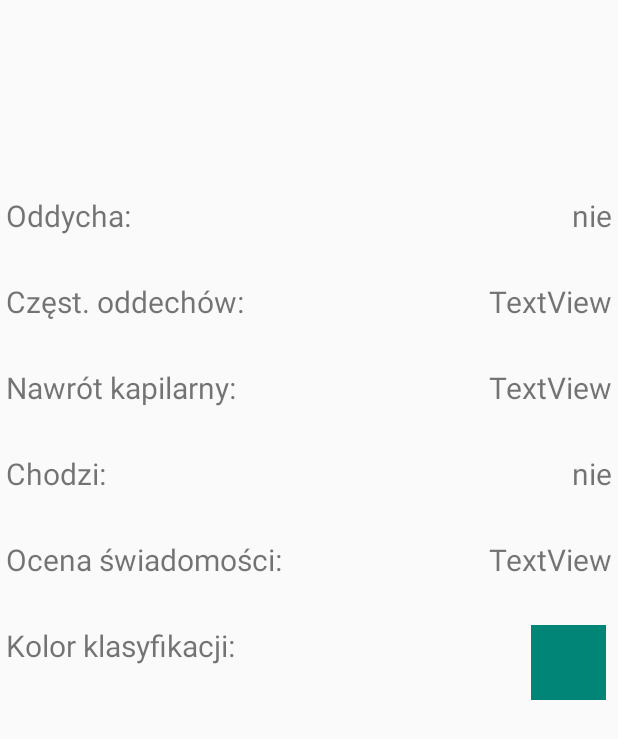
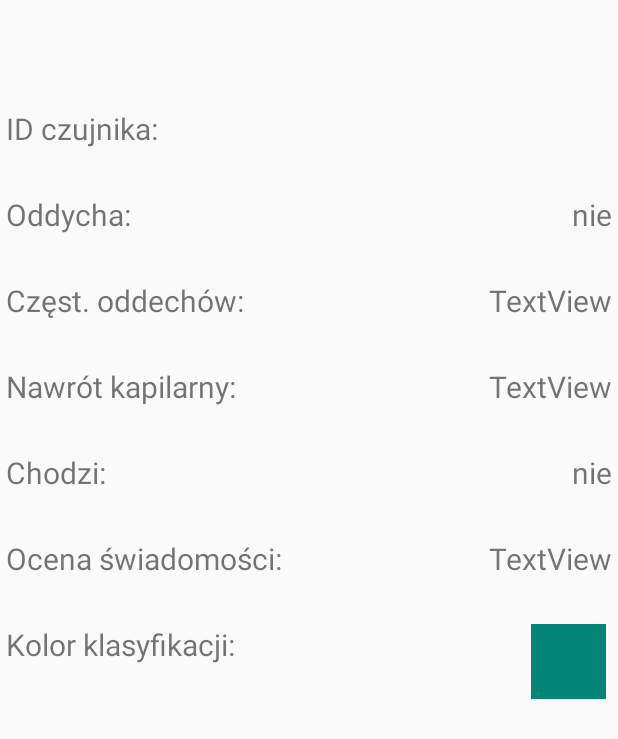
Before and after one commit to Michal-Madarasz/coordinator_app, an Android app: the VictimDetailsActivity screen opened directly, with no data from a screen before it, on a phone screen of 412 x 824 dp. Shown: the top 739 px of the screen. Run offline under Robolectric (Android 15) with nearby library versions, the phone set to English and light mode, and no system bars; 5 statements that could not run were skipped.

Commit message:
wyświetlanie ID czujnika w detalach poszkodowanego

```diff
--- a/app/src/main/java/com/example/coordinator_app/VictimDetailsActivity.java
+++ b/app/src/main/java/com/example/coordinator_app/VictimDetailsActivity.java
@@ -14,6 +14,7 @@ import org.w3c.dom.Text;
 public class VictimDetailsActivity extends AppCompatActivity {
 
     Victim victim;
+    String id="";
 
     @Override
     protected void onCreate(Bundle savedInstanceState) {
@@ -24,9 +25,13 @@ public class VictimDetailsActivity extends AppCompatActivity {
 
         Intent intent = getIntent();
         victim = intent.getParcelableExtra("victim");
+        id = intent.getStringExtra("monitorID");
         setTitle("Info o poszkodowanym");
 
-        TextView t = findViewById(R.id.breath_val);
+        TextView t = findViewById(R.id.details_id_val);
+        t.setText(id);
+
+        t = findViewById(R.id.breath_val);
         if(victim.isBreathing())
             t.setText("tak");
         else
--- a/app/src/main/res/layout/victim_details.xml
+++ b/app/src/main/res/layout/victim_details.xml
@@ -67,8 +67,19 @@
         android:layout_width="wrap_content"
         android:layout_height="wrap_content"
         android:layout_marginLeft="4dp"
-        android:layout_marginTop="130dp"
+        android:layout_marginTop="30dp"
         android:text="Oddycha:"
+        android:textSize="20sp"
+        app:layout_constraintLeft_toLeftOf="parent"
+        app:layout_constraintTop_toBottomOf="@+id/details_id_label" />
+
+    <TextView
+        android:id="@+id/details_id_label"
+        android:layout_width="wrap_content"
+        android:layout_height="wrap_content"
+        android:layout_marginLeft="4dp"
+        android:layout_marginTop="72dp"
+        android:text="ID czujnika:"
         android:textSize="20sp"
         app:layout_constraintLeft_toLeftOf="parent"
         app:layout_constraintTop_toTopOf="parent" />
@@ -77,7 +88,18 @@
         android:id="@+id/breath_val"
         android:layout_width="wrap_content"
         android:layout_height="wrap_content"
-        android:layout_marginTop="130dp"
+        android:layout_marginTop="30dp"
+        android:layout_marginEnd="4dp"
+        android:text="TextView"
+        android:textSize="20sp"
+        app:layout_constraintEnd_toEndOf="parent"
+        app:layout_constraintTop_toBottomOf="@+id/details_id_val" />
+
+    <TextView
+        android:id="@+id/details_id_val"
+        android:layout_width="wrap_content"
+        android:layout_height="wrap_content"
+        android:layout_marginTop="72dp"
         android:layout_marginEnd="4dp"
         android:text="TextView"
         android:textSize="20sp"
```
